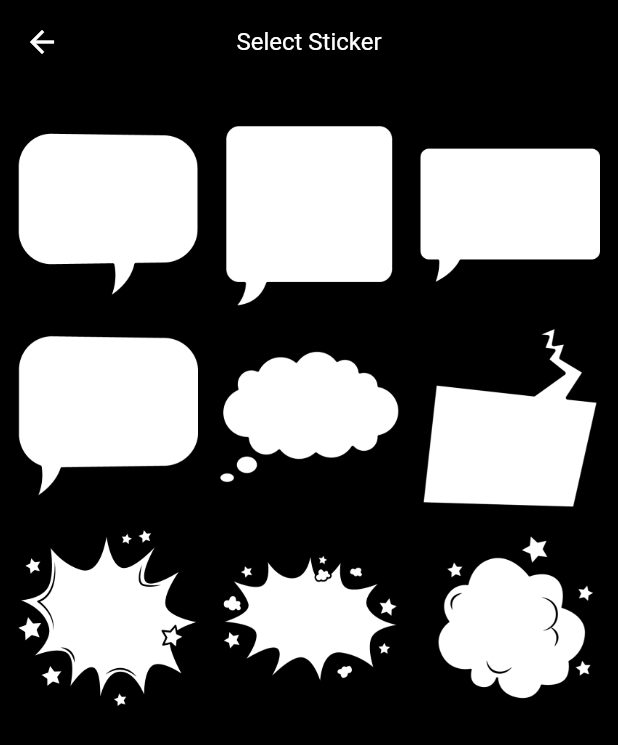
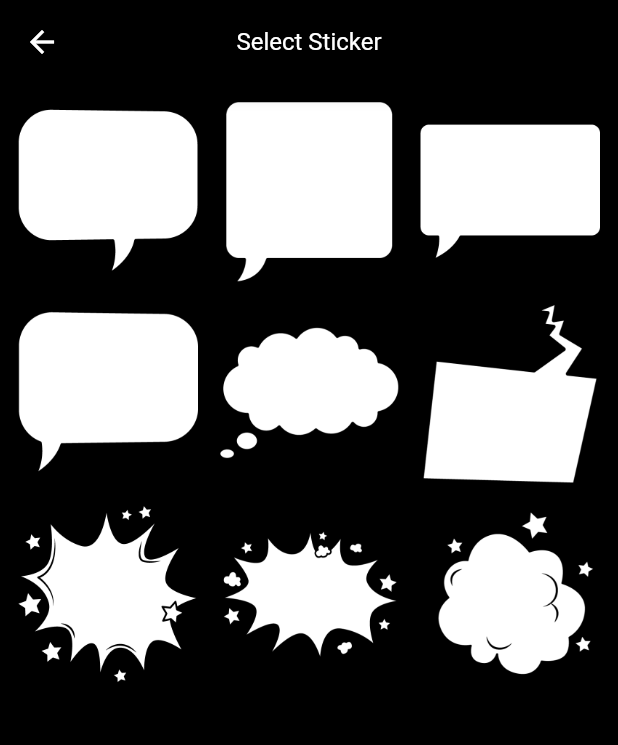
Before and after one commit to arpitmiracle/custom_image_editor, a Flutter app: the Stickers screen opened directly, on a phone screen of 412 x 824 dp. Shown: the top 745 px of the screen. Run offline on Flutter 3.47's test engine with Material 2 defaults, Android fonts, the phone set to English and light mode, and no system bars; our stand-ins replace extended_image, flutter_colorpicker, font_awesome_flutter, image_picker, screenshot; missing offline and left inert: colorfilter_generator, hand_signature, image_editor.

Commit message:
Update all_stickers.dart

```diff
--- a/lib/modules/all_stickers.dart
+++ b/lib/modules/all_stickers.dart
@@ -1,5 +1,6 @@
 import 'package:custom_image_editor/data/image_item.dart';
 import 'package:custom_image_editor/utils/custom_colors.dart';
+import 'package:custom_image_editor/utils/extensions.dart';
 import 'package:flutter/material.dart';
 import 'package:custom_image_editor/data/data.dart';
 import 'package:custom_image_editor/data/layer.dart';
@@ -40,10 +41,7 @@
           ),
           centerTitle: true,
         ),
-        body: Column(
-          children: [
-            const SizedBox(height: 16),
-            Container(
+        body: Container(
           child: GridView.builder(
             shrinkWrap: true,
             padding: const EdgeInsets.all(10.0),
@@ -55,7 +53,7 @@
               crossAxisSpacing: 10,
             ),
             itemCount: stickers.length,
-                itemBuilder: (context, index) {
+            itemBuilder: (context, index)  {
               return GridTile(
                   child: GestureDetector(
                     onTap: () {
@@ -73,8 +71,6 @@
                   ));
             },
           ),
-            )
-          ],
         ),
       ),
     );
```
Lines whose indentation alone changed are shown as unchanged.
